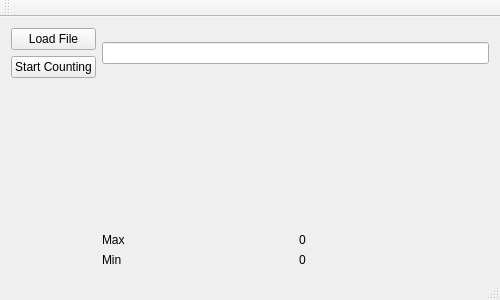
CoderPants/Practice, file mainwindow.ui: the form before one commit.
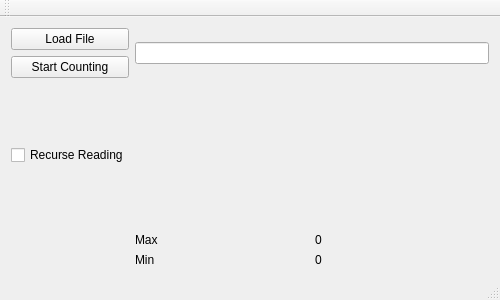
The form after the commit.

Commit message: Added recurse flag, made code more accurate, got rid off queue reading flag, reinitialized inline functions and const values

Diff of the .ui file:
```diff
--- a/mainwindow.ui
+++ b/mainwindow.ui
@@ -95,6 +95,13 @@
       </property>
      </spacer>
     </item>
+    <item row="1" column="0">
+     <widget class="QCheckBox" name="recurseReadingFlag">
+      <property name="text">
+       <string>Recurse Reading</string>
+      </property>
+     </widget>
+    </item>
    </layout>
   </widget>
   <widget class="QMenuBar" name="menuBar">
```
The commit also changes 7 other files.
